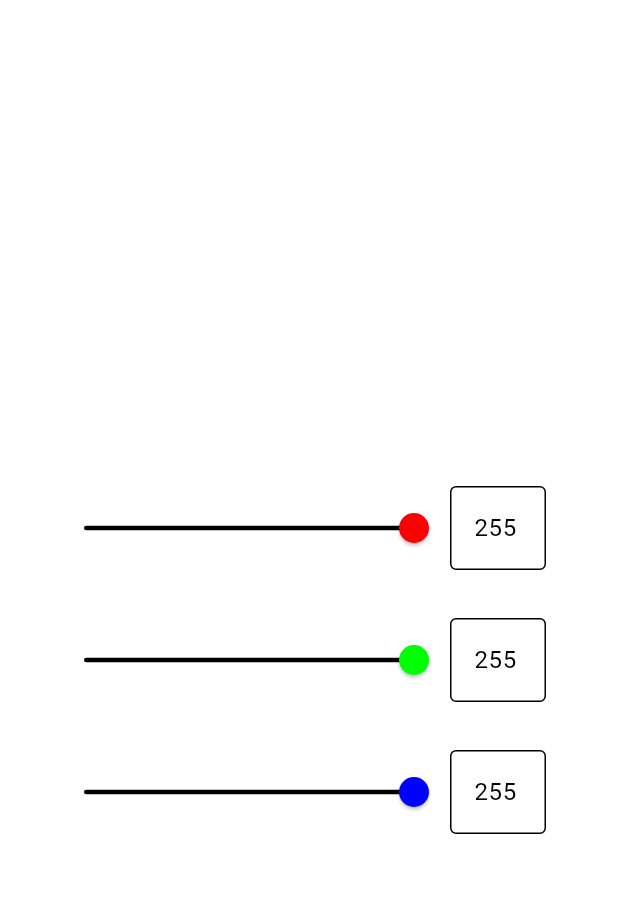
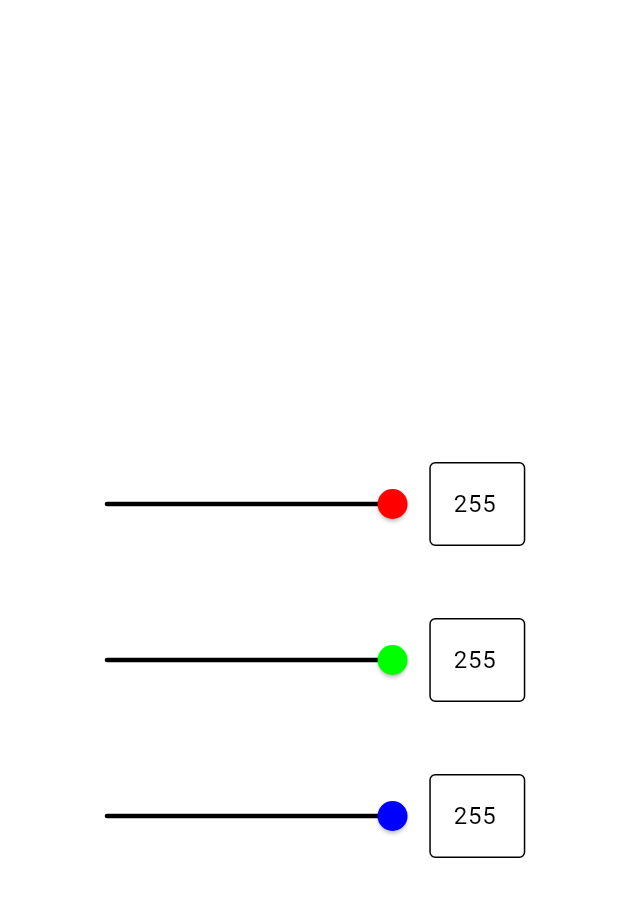
Before and after one commit to tecdrop/rgb_easy_mix, a Flutter app: the screen it shows after launch, on a phone screen of 412 x 824 dp. Shown: the top 897 px of the screen. Run offline on Flutter 3.47's test engine with Material 3 defaults, Android fonts, the phone set to English and light mode, and no system bars.

Commit message:
Try to improve the UI layout

```diff
--- a/lib/screens/home_screen.dart
+++ b/lib/screens/home_screen.dart
@@ -19,6 +19,9 @@ class _HomeScreenState extends State<HomeScreen> {
 
   @override
   Widget build(BuildContext context) {
+    // Calculate horizontal padding based on the screen width.
+    final double horizontalPadding = MediaQuery.of(context).size.width * 0.15;
+
     return Scaffold(
       backgroundColor: _color,
       appBar: AppBar(
@@ -26,7 +29,7 @@ class _HomeScreenState extends State<HomeScreen> {
       ),
       body: Center(
         child: Padding(
-          padding: const EdgeInsets.only(left: 32, right: 48),
+          padding: EdgeInsets.only(left: horizontalPadding - 16, right: horizontalPadding),
           child: RGBSliders(
             initialColor: _color,
             onColorChanged: (Color color) {
--- a/lib/widgets/rgb_sliders_screen.dart
+++ b/lib/widgets/rgb_sliders_screen.dart
@@ -156,6 +156,7 @@ class _RGBSlider extends StatelessWidget {
       value: value.toDouble(),
       min: 0,
       max: 255,
+      divisions: 255,
       activeColor: foregroundColor,
       inactiveColor: foregroundColor,
       thumbColor: rgbColor,
@@ -209,7 +210,7 @@ class _RGBTextField extends StatelessWidget {
     );
 
     return Padding(
-      padding: const EdgeInsets.symmetric(vertical: 16.0),
+      padding: const EdgeInsets.symmetric(vertical: 24.0),
       child: TextField(
         controller: controller,
         decoration: InputDecoration(
```
